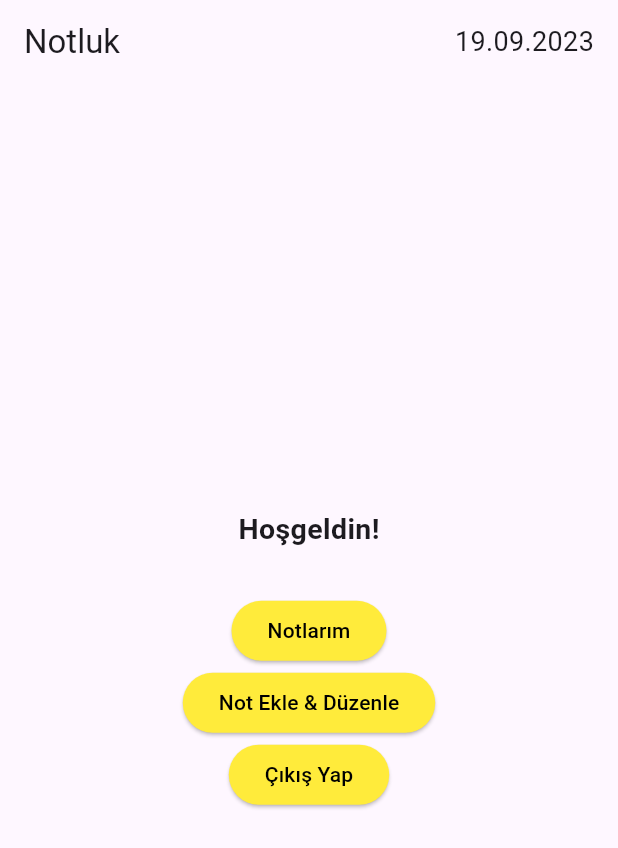
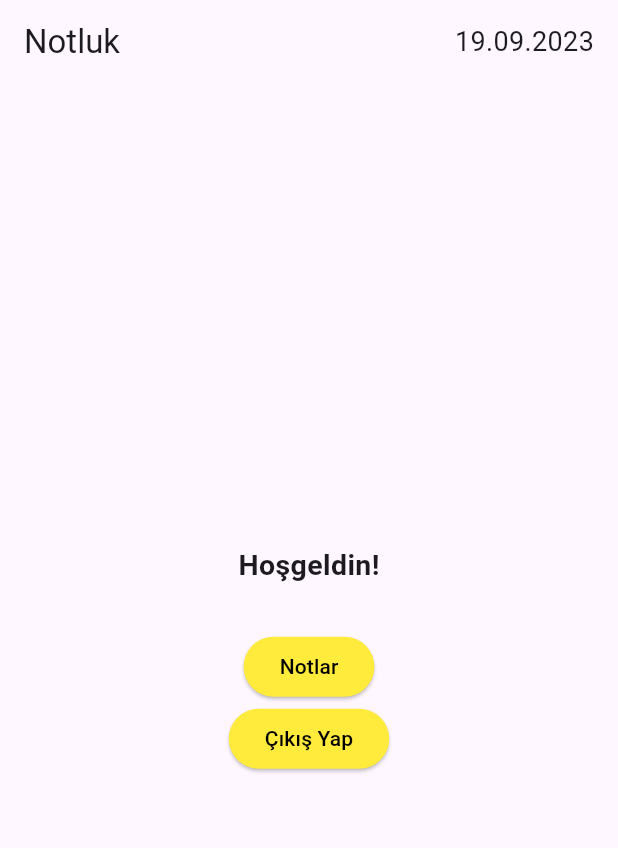
Before and after one commit to emreekrtp/FlutterApp, a Flutter app: the HomePage screen opened directly, on a phone screen of 412 x 824 dp. Shown: the top 848 px of the screen. Run offline on Flutter 3.47's test engine with Material 2 defaults, Android fonts, the phone set to English and light mode, and no system bars; our stand-ins replace cloud_firestore, firebase_auth, firebase_core; accounts and stored records are empty.

Commit message:
bugs fixed but not complete

```diff
--- a/lib/features/user_auth/presentation/pages/home_page.dart
+++ b/lib/features/user_auth/presentation/pages/home_page.dart
@@ -1,5 +1,4 @@
 import 'package:final_project/features/user_auth/presentation/pages/login_page.dart';
-import 'package:final_project/screens/note_edit_page.dart';
 import 'package:final_project/screens/view_page.dart';
 import 'package:firebase_auth/firebase_auth.dart';
 import 'package:flutter/material.dart';
@@ -46,20 +45,7 @@ class HomePage extends StatelessWidget {
                 foregroundColor: Colors.black,
                 backgroundColor: Colors.yellow,
               ),
-              child: const Text("Notlarım"),
-              onPressed: () {
-                Navigator.push(
-                    context,
-                    MaterialPageRoute(
-                        builder: (context) => const NoteEditPage()));
-              },
-            ),
-            ElevatedButton(
-              style: ElevatedButton.styleFrom(
-                foregroundColor: Colors.black,
-                backgroundColor: Colors.yellow,
-              ),
-              child: const Text("Not Ekle & Düzenle"),
+              child: const Text("Notlar"),
               onPressed: () {
                 Navigator.push(context,
                     MaterialPageRoute(builder: (context) => const ViewPage()));
--- a/lib/screens/view_page.dart
+++ b/lib/screens/view_page.dart
@@ -16,7 +16,7 @@ class _ViewPageState extends State<ViewPage> {
   Widget build(BuildContext context) {
     return Scaffold(
       appBar: AppBar(
-        title: Text("Not Ekle & Düzenle"),
+        title: Text("Notlar"),
       ),
       body: Center(
         child: Column(
@@ -58,6 +58,7 @@ class _ViewPageState extends State<ViewPage> {
                 },
               ),
             ),
+
           ],
         ),
       ),
@@ -65,7 +66,8 @@ class _ViewPageState extends State<ViewPage> {
         label: Text("Add Note"),
         icon: Icon(Icons.add),
         onPressed: () {
-          Navigator.push(context, MaterialPageRoute(builder: (context) => NoteEditorScreen()));
+          Navigator.push(context,
+              MaterialPageRoute(builder: (context) => NoteEditorScreen()));
         },
       ),
     );
```
Also changed, not shown: lib/screens/note_edit_page.dart (deleted, +0 -51 lines).
